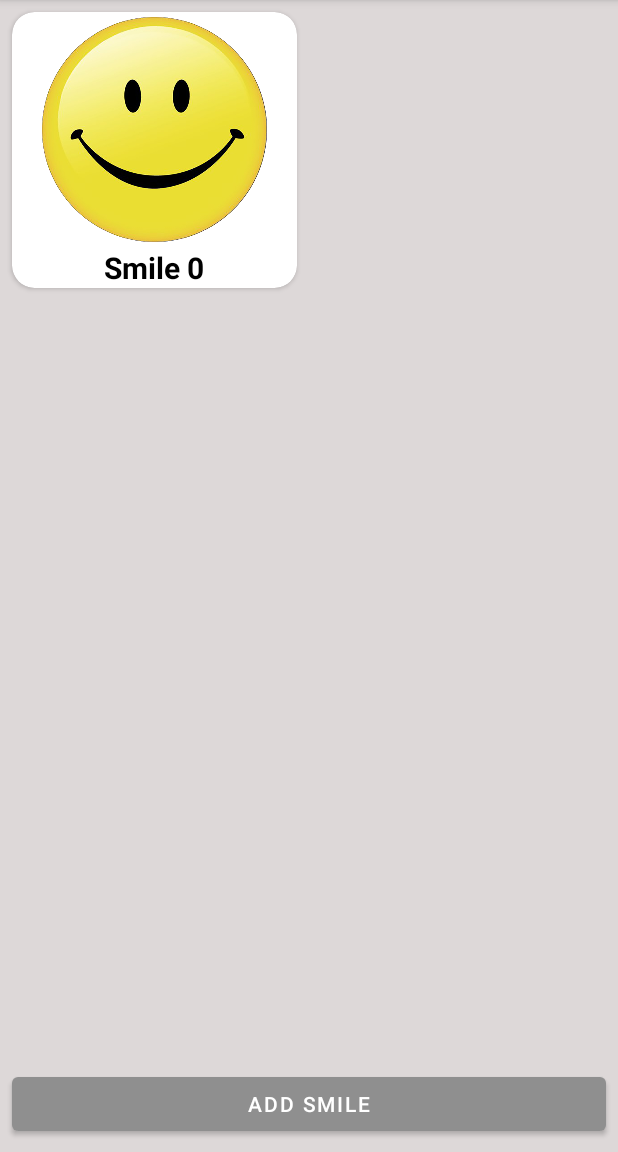
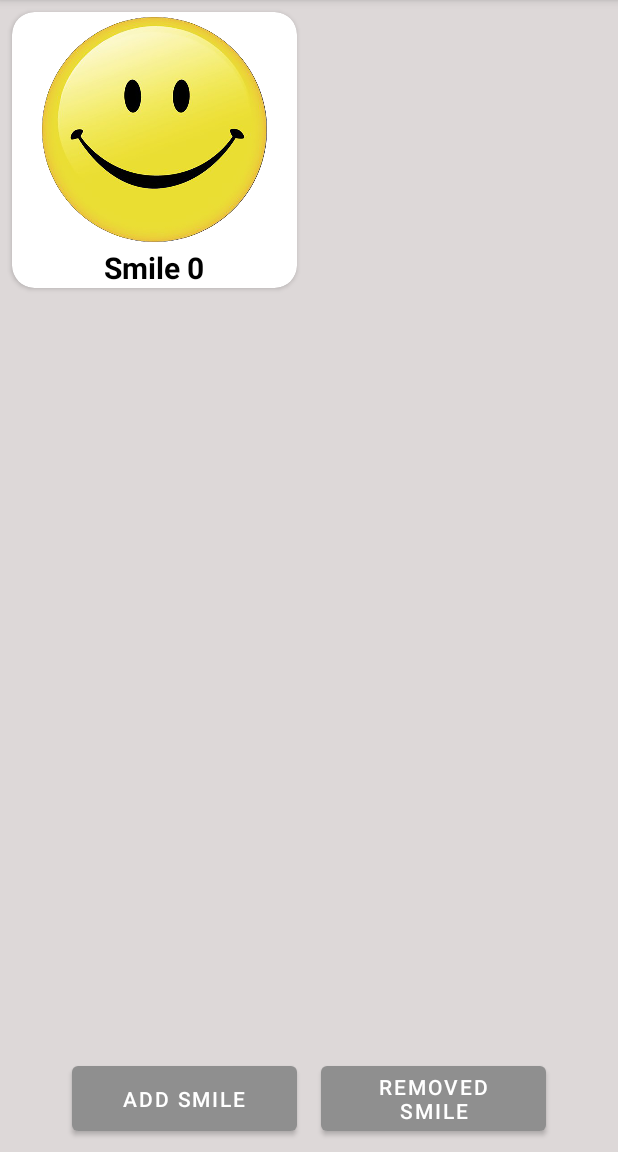
Before and after one commit to Sanssei/MyApp, an Android app: the screen it shows after launch (MainActivity), after a tap on "ADD SMILE", on a phone screen of 412 x 824 dp, the part 84-1236 px from its top. Run offline under Robolectric (Android 15) with nearby library versions, the phone set to English and light mode, and no system bars.

Commit message:
New button: removed smile

```diff
--- a/app/src/main/java/com/example/myapplication/MainActivity.kt
+++ b/app/src/main/java/com/example/myapplication/MainActivity.kt
@@ -30,6 +30,12 @@ class MainActivity : AppCompatActivity() {
                 adapter.addSmile(smile)
                 index++
             }
+            buttonRemoved.setOnClickListener{
+                if (index > 7 ) index =0
+                adapter.removeListItem(index)
+                if (index == 0) index = 7
+                index--
+            }
         }
     }
 }
--- a/app/src/main/java/com/example/myapplication/SmileAdapter.kt
+++ b/app/src/main/java/com/example/myapplication/SmileAdapter.kt
@@ -31,4 +31,12 @@ class SmileAdapter: RecyclerView.Adapter<SmileAdapter.SmileHolder>() {
         smileList.add(smile)
         notifyDataSetChanged() //Refresh Adapter
     }
+
+    fun removeListItem(position : Int) {
+        if (smileList.size>0) {
+            notifyItemRemoved(position)
+            smileList.removeAt(smileList.size - 1)
+            notifyDataSetChanged()
+        }
+    }
 }
--- a/app/src/main/res/layout/activity_main.xml
+++ b/app/src/main/res/layout/activity_main.xml
@@ -9,23 +9,41 @@
 
     <androidx.recyclerview.widget.RecyclerView
         android:id="@+id/recyclerView"
-        android:layout_width="match_parent"
-        android:layout_height="match_parent"
-        app:layout_constraintBottom_toBottomOf="@id/buttonAdd"
+        android:layout_width="0dp"
+        android:layout_height="0dp"
         app:layout_constraintLeft_toLeftOf="parent"
         app:layout_constraintRight_toRightOf="parent"
-        app:layout_constraintTop_toTopOf="parent" />
+        app:layout_constraintTop_toTopOf="parent"
+        app:layout_constraintBottom_toTopOf="@id/key_box"/>
 
-    <Button
-        android:id="@+id/buttonAdd"
+    <LinearLayout
+        android:id="@+id/key_box"
         android:layout_width="match_parent"
         android:layout_height="wrap_content"
-        app:layout_constraintBottom_toBottomOf="parent"
-        app:layout_constraintLeft_toLeftOf="parent"
-        app:layout_constraintRight_toRightOf="parent"
-        android:layout_marginRight="8dp"
-        android:layout_marginBottom="8dp"
-        android:layout_marginLeft="8dp"
-        android:text="@string/button_smile_text"/>
+        android:orientation="horizontal"
+        android:gravity="center"
+        app:layout_constraintBottom_toBottomOf="parent">
+
+        <Button
+            android:id="@+id/buttonAdd"
+            android:layout_width="150dp"
+            android:layout_height="55dp"
+            android:layout_marginTop="8dp"
+            android:layout_marginLeft="8dp"
+            android:layout_marginRight="8dp"
+            android:layout_marginBottom="8dp"
+            android:text="@string/button_add" />
+
+        <Button
+            android:id="@+id/buttonRemoved"
+            android:layout_width="150dp"
+            android:layout_height="55dp"
+            android:layout_marginTop="8dp"
+            android:layout_marginLeft="8dp"
+            android:layout_marginRight="8dp"
+            android:layout_marginBottom="8dp"
+            android:text="@string/button_removed" />
+
+    </LinearLayout>
 
 </androidx.constraintlayout.widget.ConstraintLayout>
--- a/app/src/main/res/values/strings.xml
+++ b/app/src/main/res/values/strings.xml
@@ -1,4 +1,5 @@
 <resources>
     <string name="app_name">My Application</string>
-    <string name="button_smile_text">Add Smile</string>
+    <string name="button_add">Add Smile</string>
+    <string name="button_removed">Removed Smile</string>
 </resources>
```
